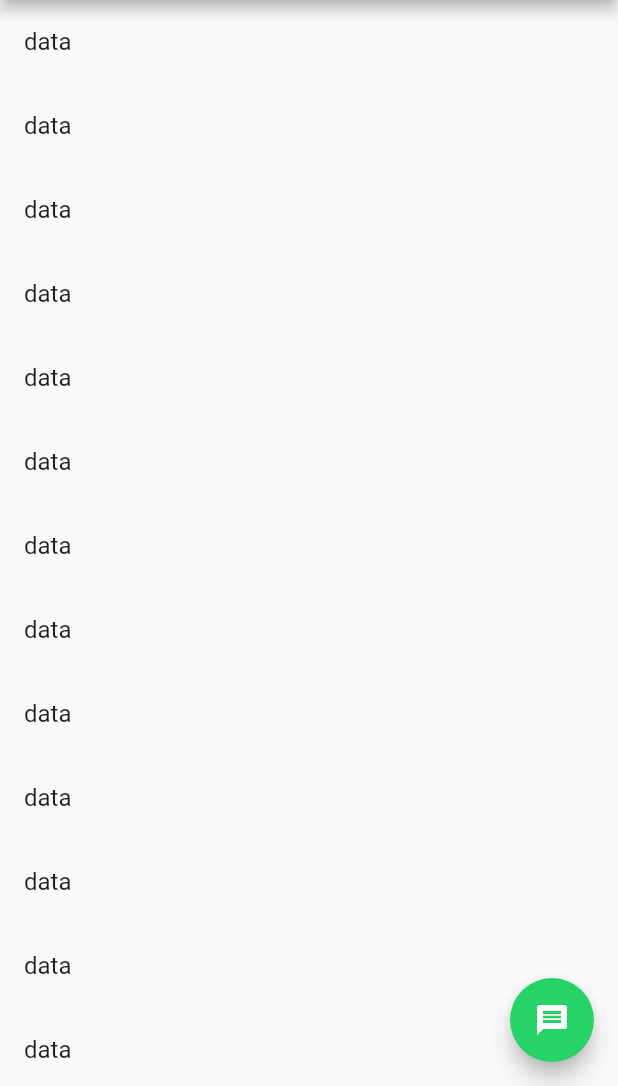
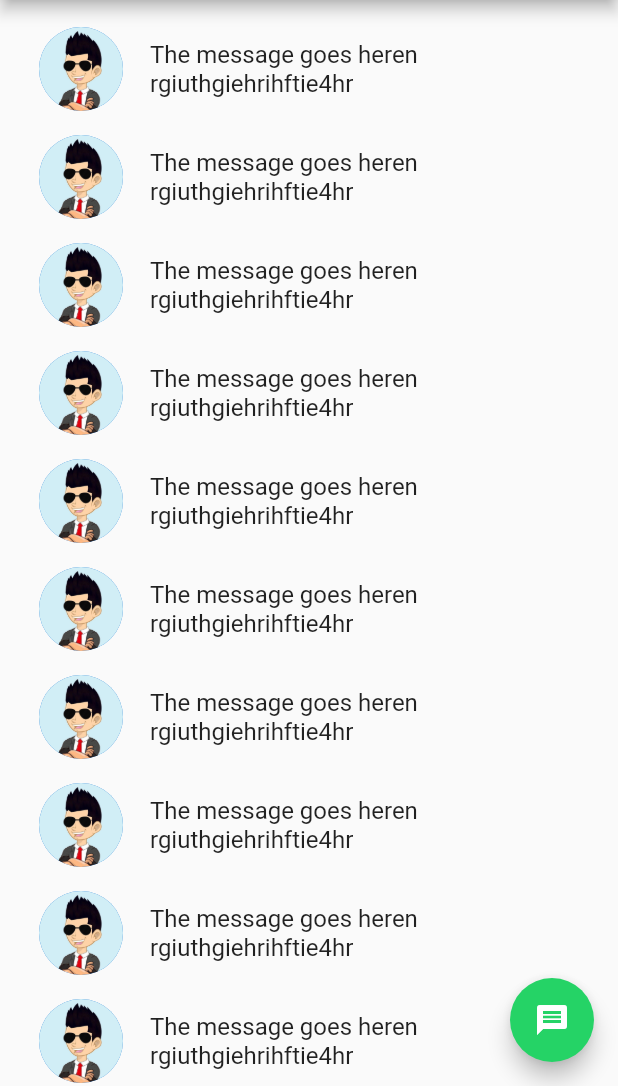
Before and after one commit to byronkimani/whatsup, a Flutter app: the screen it shows after launch, on a phone screen of 412 x 824 dp, the part 150-1236 px from its top. Run offline on Flutter 3.47's test engine with Material 2 defaults, Android fonts, the phone set to English and light mode, and no system bars.

Commit message:
feat: incremental scaffolding

```diff
--- a/lib/providers/chats_provider.dart
+++ b/lib/providers/chats_provider.dart
@@ -3,7 +3,11 @@ import 'package:whatsup/models/chat.dart';
 
 class Chats with ChangeNotifier {
   final List<Chat> _chats = [
-    Chat(sender: null, sendTime: null, message: null),
+    Chat(
+      sender: null,
+      sendTime: null,
+      message: null,
+    ),
   ];
 
   List<Chat> get chats {
--- a/lib/views/chatsView.dart
+++ b/lib/views/chatsView.dart
@@ -10,8 +10,21 @@ class ChatsView extends StatelessWidget {
     return ListView.builder(
       physics: BouncingScrollPhysics(),
       itemCount: 15,
-      itemBuilder: (ctx, i) => ListTile(
-        title: Text('data'),
+      shrinkWrap: true,
+      padding: EdgeInsets.symmetric(vertical: 10),
+      itemBuilder: (ctx, i) => Padding(
+        padding: const EdgeInsets.all(8.0),
+        child: ListTile(
+          // dense: false,
+          leading: CircleAvatar(
+              radius: 30, backgroundImage: AssetImage('assets/images/him.jpg')
+              // Image.asset(
+              //   'assets/images/him.jpg',
+              //   fit: BoxFit.cover,
+              // ),
+              ),
+          title: Text('The message goes heren rgiuthgiehrihftie4hr'),
+        ),
       ),
     );
   }
```
Also changed, not shown: lib/providers/persons_provider.dart (+8 -1 lines).
